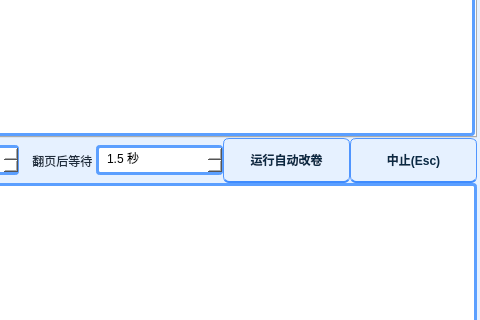
The window that setting/七题.ui (bangongshi107/AI-auto-grading-3-7) describes before a commit, drawn with Qt 5; both pictures show x 320 to 800 and y 387 to 707 of the 800 by 970 pixel window.
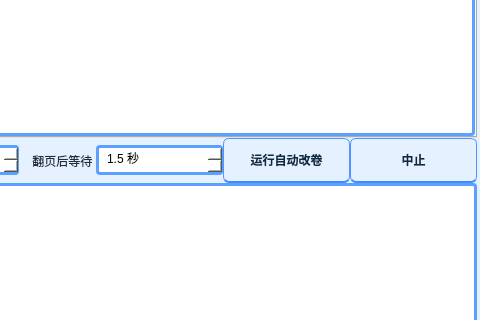
The same window after the commit.

```diff
--- a/setting/七题.ui
+++ b/setting/七题.ui
@@ -1524,10 +1524,7 @@
           <item>
            <widget class="QPushButton" name="stop_but">
             <property name="text">
-             <string>中止(Esc)</string>
-            </property>
-            <property name="shortcut">
-             <string>Esc</string>
+             <string>中止</string>
             </property>
            </widget>
           </item>
```
Left out of the diff: 3 changed lines with no effect on the pictures.
